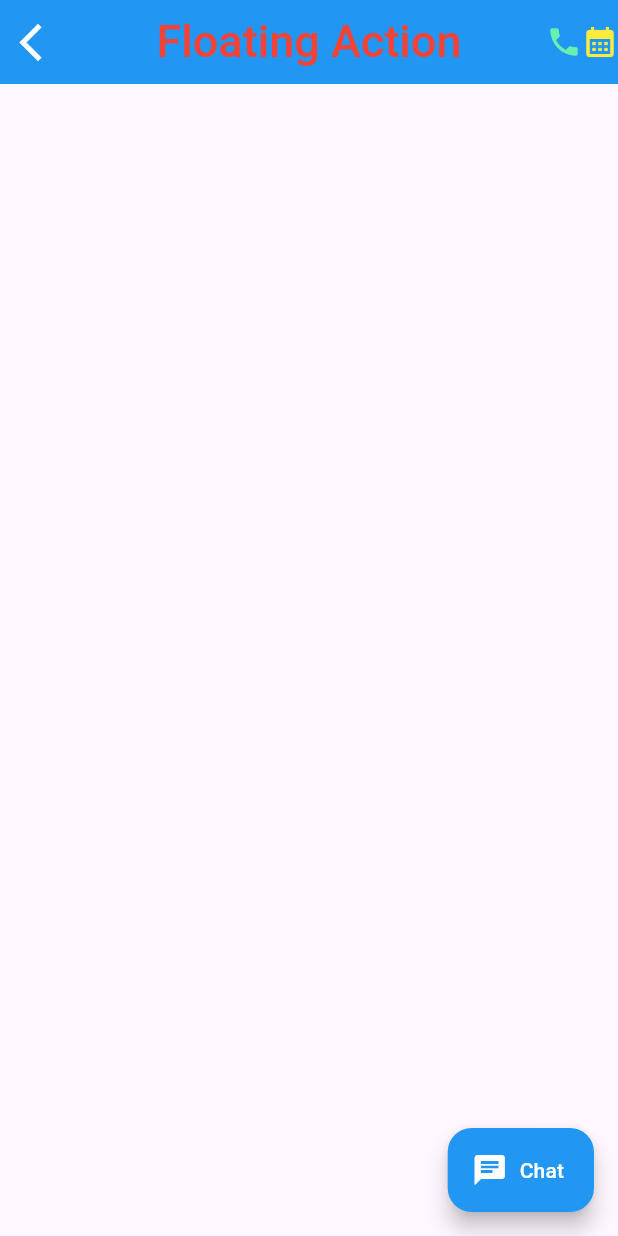
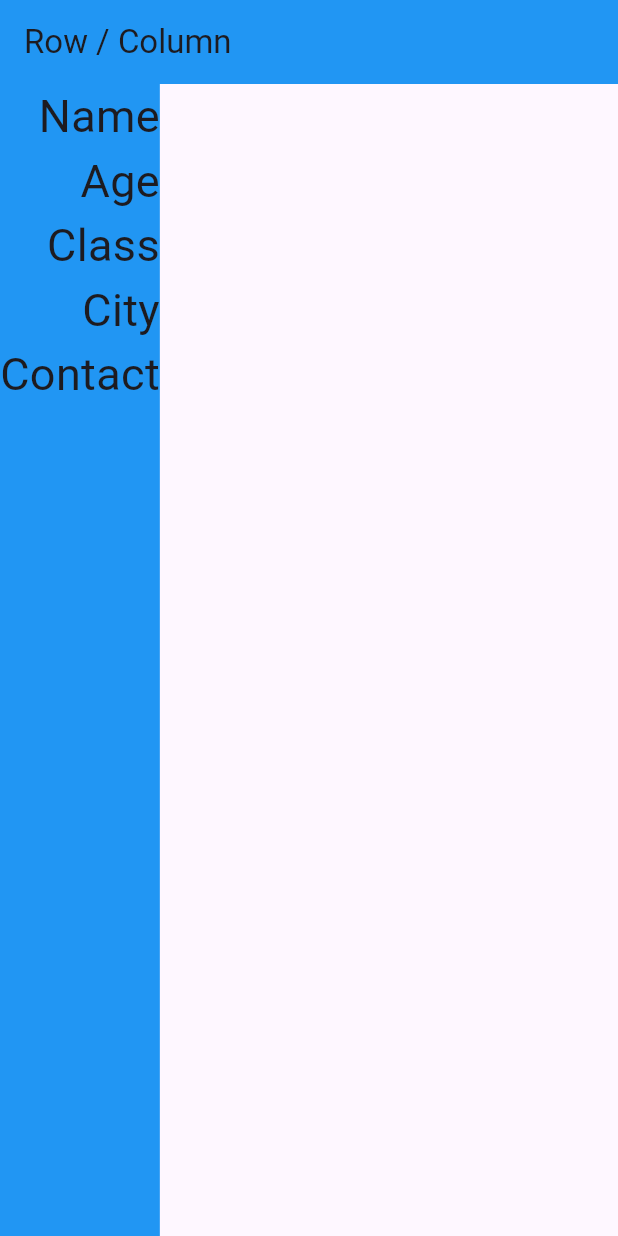
Before and after one commit to AbRehman536/Flutter_sec_7, a Flutter app: the screen it shows after launch, on a phone screen of 412 x 824 dp. Run offline on Flutter 3.47's test engine with Material 3 defaults, Android fonts, the light colour scheme and no system bars.

Commit message:
Row Column done

```diff
--- a/lib/main.dart
+++ b/lib/main.dart
@@ -1,6 +1,7 @@
 import 'package:flutter/material.dart';
 import 'package:flutter_sec_7/Fab.dart';
 import 'package:flutter_sec_7/app_bar_demo.dart';
+import 'package:flutter_sec_7/row_column.dart';
 
 void main() {
   runApp(const MyApp());
@@ -33,7 +34,7 @@ class MyApp extends StatelessWidget {
         colorScheme: ColorScheme.fromSeed(seedColor: Colors.deepPurple),
         useMaterial3: true,
       ),
-      home: FABView(),
+      home: RowColumn(),
     );
   }
 }
--- /dev/null
+++ b/lib/row_column.dart
@@ -0,0 +1,28 @@
+import 'package:flutter/material.dart';
+
+class RowColumn extends StatelessWidget {
+  const RowColumn({super.key});
+
+  @override
+  Widget build(BuildContext context) {
+    return Scaffold(
+      appBar: AppBar(
+        backgroundColor: Colors.blue,
+        title: Text("Row / Column"),
+      ),
+      body: Container(
+        color: Colors.blue,
+        child: Column(
+          crossAxisAlignment: CrossAxisAlignment.end,
+          children: [
+            Text("Name",style: TextStyle(fontSize: 30),),
+            Text("Age",style: TextStyle(fontSize: 30),),
+            Text("Class",style: TextStyle(fontSize: 30),),
+            Text("City",style: TextStyle(fontSize: 30),),
+            Text("Contact",style: TextStyle(fontSize: 30),),
+          ],
+        ),
+      ),
+    );
+  }
+}
```
